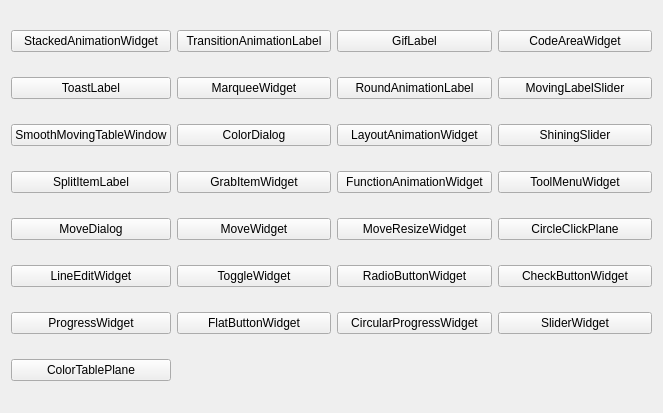
First picture: the form in mainwindow.ui, repository Greedysky/TTKWidgetTools, before the edit.
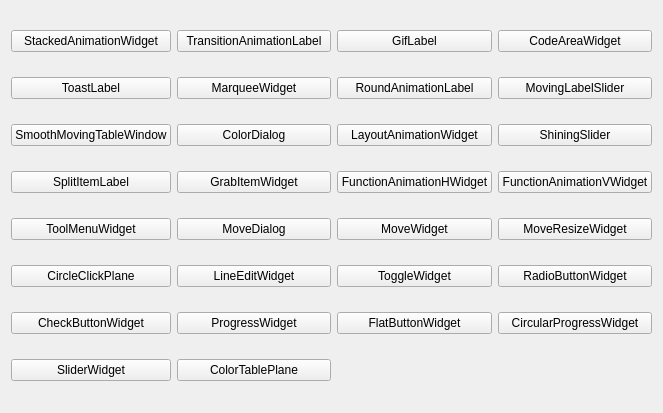
Second picture: the form after the edit.

Commit message: Add function table widget[649558]

The edit to the form file:
```diff
--- a/mainwindow.ui
+++ b/mainwindow.ui
@@ -15,6 +15,34 @@
   </property>
   <widget class="QWidget" name="centralWidget">
    <layout class="QGridLayout" name="gridLayout">
+    <item row="1" column="1">
+     <widget class="QPushButton" name="pushButton_5">
+      <property name="text">
+       <string>MarqueeWidget</string>
+      </property>
+     </widget>
+    </item>
+    <item row="0" column="0">
+     <widget class="QPushButton" name="pushButton">
+      <property name="text">
+       <string>StackedAnimationWidget</string>
+      </property>
+     </widget>
+    </item>
+    <item row="2" column="3">
+     <widget class="QPushButton" name="pushButton_11">
+      <property name="text">
+       <string>ShiningSlider</string>
+      </property>
+     </widget>
+    </item>
+    <item row="3" column="0">
+     <widget class="QPushButton" name="pushButton_12">
+      <property name="text">
+       <string>SplitItemLabel</string>
+      </property>
+     </widget>
+    </item>
     <item row="2" column="1">
      <widget class="QPushButton" name="pushButton_9">
       <property name="text">
@@ -22,13 +50,6 @@
       </property>
      </widget>
     </item>
-    <item row="0" column="1">
-     <widget class="QPushButton" name="pushButton_1">
-      <property name="text">
-       <string>TransitionAnimationLabel</string>
-      </property>
-     </widget>
-    </item>
     <item row="1" column="3">
      <widget class="QPushButton" name="pushButton_7">
       <property name="text">
@@ -36,17 +57,10 @@
       </property>
      </widget>
     </item>
-    <item row="5" column="1">
-     <widget class="QPushButton" name="pushButton_21">
+    <item row="0" column="1">
+     <widget class="QPushButton" name="pushButton_1">
       <property name="text">
-       <string>ToggleWidget</string>
-      </property>
-     </widget>
-    </item>
-    <item row="1" column="0">
-     <widget class="QPushButton" name="pushButton_4">
-      <property name="text">
-       <string>ToastLabel</string>
+       <string>TransitionAnimationLabel</string>
       </property>
      </widget>
     </item>
@@ -57,31 +71,17 @@
       </property>
      </widget>
     </item>
-    <item row="5" column="0">
-     <widget class="QPushButton" name="pushButton_20">
+    <item row="1" column="0">
+     <widget class="QPushButton" name="pushButton_4">
       <property name="text">
-       <string>LineEditWidget</string>
-      </property>
-     </widget>
-    </item>
-    <item row="5" column="2">
-     <widget class="QPushButton" name="pushButton_22">
-      <property name="text">
-       <string>RadioButtonWidget</string>
-      </property>
-     </widget>
-    </item>
-    <item row="5" column="3">
-     <widget class="QPushButton" name="pushButton_23">
-      <property name="text">
-       <string>CheckButtonWidget</string>
+       <string>ToastLabel</string>
       </property>
      </widget>
     </item>
     <item row="3" column="2">
      <widget class="QPushButton" name="pushButton_14">
       <property name="text">
-       <string>FunctionAnimationWidget</string>
+       <string>FunctionAnimationHWidget</string>
       </property>
      </widget>
     </item>
@@ -99,55 +99,6 @@
       </property>
      </widget>
     </item>
-    <item row="4" column="1">
-     <widget class="QPushButton" name="pushButton_17">
-      <property name="text">
-       <string>MoveWidget</string>
-      </property>
-     </widget>
-    </item>
-    <item row="4" column="3">
-     <widget class="QPushButton" name="pushButton_19">
-      <property name="text">
-       <string>CircleClickPlane</string>
-      </property>
-     </widget>
-    </item>
-    <item row="4" column="0">
-     <widget class="QPushButton" name="pushButton_16">
-      <property name="text">
-       <string>MoveDialog</string>
-      </property>
-     </widget>
-    </item>
-    <item row="2" column="2">
-     <widget class="QPushButton" name="pushButton_10">
-      <property name="text">
-       <string>LayoutAnimationWidget</string>
-      </property>
-     </widget>
-    </item>
-    <item row="6" column="0">
-     <widget class="QPushButton" name="pushButton_24">
-      <property name="text">
-       <string>ProgressWidget</string>
-      </property>
-     </widget>
-    </item>
-    <item row="2" column="0">
-     <widget class="QPushButton" name="pushButton_8">
-      <property name="text">
-       <string>SmoothMovingTableWindow</string>
-      </property>
-     </widget>
-    </item>
-    <item row="6" column="1">
-     <widget class="QPushButton" name="pushButton_25">
-      <property name="text">
-       <string>FlatButtonWidget</string>
-      </property>
-     </widget>
-    </item>
     <item row="0" column="3">
      <widget class="QPushButton" name="pushButton_3">
       <property name="text">
@@ -155,66 +106,122 @@
       </property>
      </widget>
     </item>
-    <item row="6" column="2">
-     <widget class="QPushButton" name="pushButton_26">
+    <item row="2" column="0">
+     <widget class="QPushButton" name="pushButton_8">
       <property name="text">
-       <string>CircularProgressWidget</string>
+       <string>SmoothMovingTableWindow</string>
       </property>
      </widget>
     </item>
-    <item row="1" column="1">
-     <widget class="QPushButton" name="pushButton_5">
+    <item row="2" column="2">
+     <widget class="QPushButton" name="pushButton_10">
       <property name="text">
-       <string>MarqueeWidget</string>
+       <string>LayoutAnimationWidget</string>
       </property>
      </widget>
     </item>
-    <item row="6" column="3">
+    <item row="7" column="1">
+     <widget class="QPushButton" name="pushButton_28">
+      <property name="text">
+       <string>ColorTablePlane</string>
+      </property>
+     </widget>
+    </item>
+    <item row="7" column="0">
      <widget class="QPushButton" name="pushButton_27">
       <property name="text">
        <string>SliderWidget</string>
       </property>
      </widget>
     </item>
-    <item row="4" column="2">
+    <item row="6" column="3">
+     <widget class="QPushButton" name="pushButton_26">
+      <property name="text">
+       <string>CircularProgressWidget</string>
+      </property>
+     </widget>
+    </item>
+    <item row="6" column="2">
+     <widget class="QPushButton" name="pushButton_25">
+      <property name="text">
+       <string>FlatButtonWidget</string>
+      </property>
+     </widget>
+    </item>
+    <item row="6" column="1">
+     <widget class="QPushButton" name="pushButton_24">
+      <property name="text">
+       <string>ProgressWidget</string>
+      </property>
+     </widget>
+    </item>
+    <item row="6" column="0">
+     <widget class="QPushButton" name="pushButton_23">
+      <property name="text">
+       <string>CheckButtonWidget</string>
+      </property>
+     </widget>
+    </item>
+    <item row="5" column="3">
+     <widget class="QPushButton" name="pushButton_22">
+      <property name="text">
+       <string>RadioButtonWidget</string>
+      </property>
+     </widget>
+    </item>
+    <item row="5" column="2">
+     <widget class="QPushButton" name="pushButton_21">
+      <property name="text">
+       <string>ToggleWidget</string>
+      </property>
+     </widget>
+    </item>
+    <item row="5" column="1">
+     <widget class="QPushButton" name="pushButton_20">
+      <property name="text">
+       <string>LineEditWidget</string>
+      </property>
+     </widget>
+    </item>
+    <item row="5" column="0">
+     <widget class="QPushButton" name="pushButton_19">
+      <property name="text">
+       <string>CircleClickPlane</string>
+      </property>
+     </widget>
+    </item>
+    <item row="4" column="3">
      <widget class="QPushButton" name="pushButton_18">
       <property name="text">
        <string>MoveResizeWidget</string>
       </property>
      </widget>
     </item>
-    <item row="0" column="0">
-     <widget class="QPushButton" name="pushButton">
+    <item row="4" column="2">
+     <widget class="QPushButton" name="pushButton_17">
       <property name="text">
-       <string>StackedAnimationWidget</string>
+       <string>MoveWidget</string>
       </property>
      </widget>
     </item>
-    <item row="3" column="3">
+    <item row="4" column="1">
+     <widget class="QPushButton" name="pushButton_16">
+      <property name="text">
+       <string>MoveDialog</string>
+      </property>
+     </widget>
+    </item>
+    <item row="4" column="0">
      <widget class="QPushButton" name="pushButton_15">
       <property name="text">
        <string>ToolMenuWidget</string>
       </property>
      </widget>
     </item>
-    <item row="2" column="3">
-     <widget class="QPushButton" name="pushButton_11">
+    <item row="3" column="3">
+     <widget class="QPushButton" name="pushButton_29">
       <property name="text">
-       <string>ShiningSlider</string>
-      </property>
-     </widget>
-    </item>
-    <item row="3" column="0">
-     <widget class="QPushButton" name="pushButton_12">
-      <property name="text">
-       <string>SplitItemLabel</string>
-      </property>
-     </widget>
-    </item>
-    <item row="7" column="0">
-     <widget class="QPushButton" name="pushButton_28">
-      <property name="text">
-       <string>ColorTablePlane</string>
+       <string>FunctionAnimationVWidget</string>
       </property>
      </widget>
     </item>
```
The commit also changes 19 other files.
